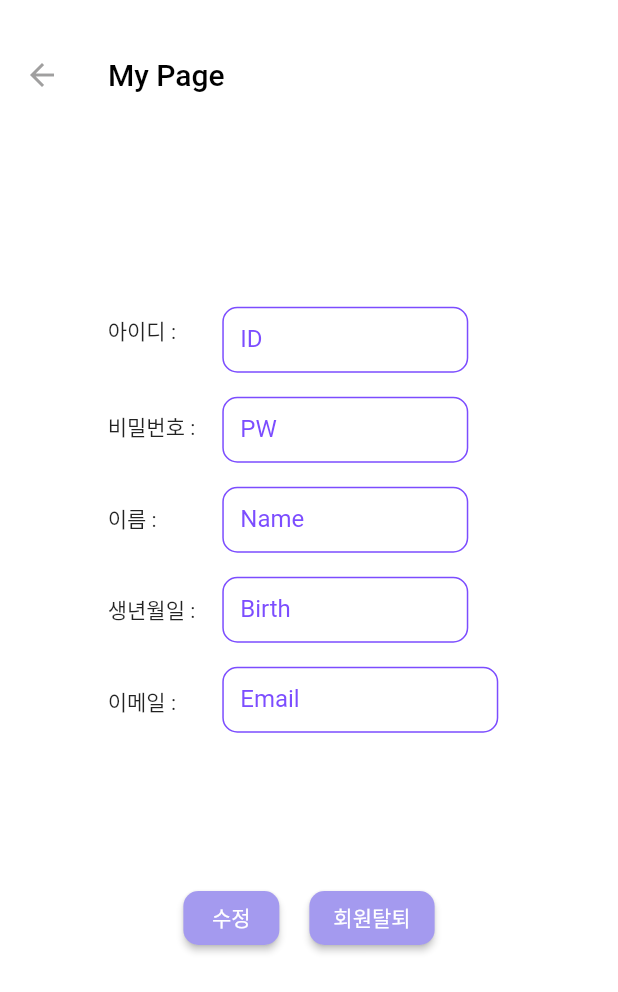
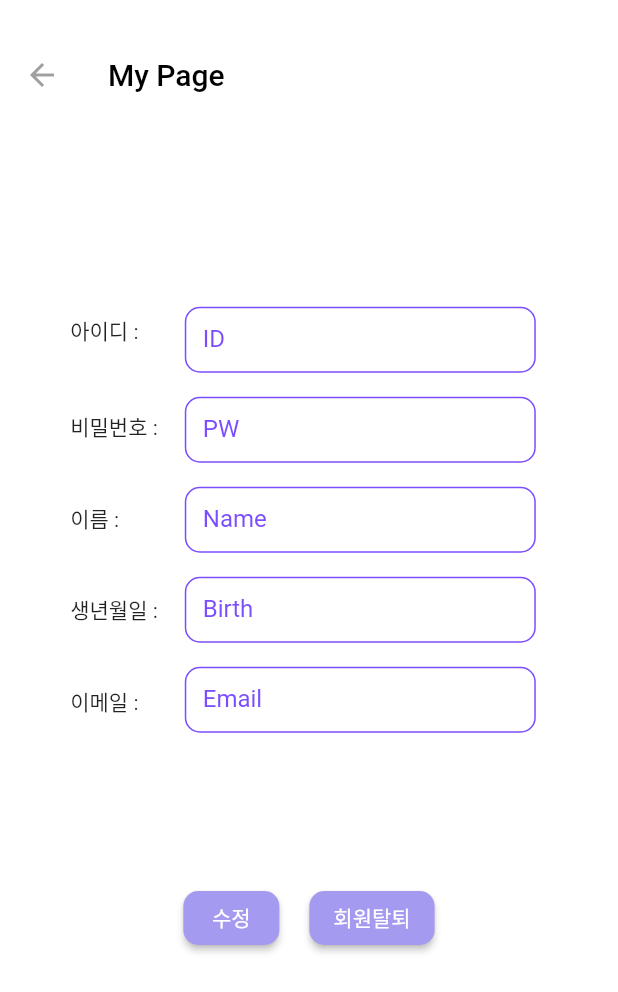
Before and after one commit to Team3Joe/smart_fitness_partner, a Flutter app: the MyPage screen opened by its route, on a phone screen of 412 x 824 dp. Shown: the top 992 px of the screen. Run offline on Flutter 3.47's test engine with Material 2 defaults, Android fonts, the phone set to English and light mode, and no system bars; our stand-ins replace card_loading, chat_bubbles, easy_splash_screen, fl_chart, get, google_maps_flutter and 3 more; missing offline and left inert: animated_card, favorite_button, reveal_card; accounts and stored records are empty; network calls fail.

Commit message:
마이페이지 사이즈조절

```diff
--- a/korean_fitness/lib/Setting/mypage.dart
+++ b/korean_fitness/lib/Setting/mypage.dart
@@ -107,7 +107,7 @@ class _MyPageState extends State<MyPage> {
                     crossAxisAlignment: CrossAxisAlignment.start,
                     children: [
                       SizedBox(
-                        width: 180,
+                        width: 250,
                         height: 60,
                         child: Padding(
                             padding: const EdgeInsets.all(8.0),
@@ -140,7 +140,7 @@ class _MyPageState extends State<MyPage> {
                             )),
                       ),
                       SizedBox(
-                        width: 180,
+                        width: 250,
                         height: 60,
                         child: Padding(
                             padding: const EdgeInsets.all(8.0),
@@ -172,7 +172,7 @@ class _MyPageState extends State<MyPage> {
                             )),
                       ),
                       SizedBox(
-                        width: 180,
+                        width: 250,
                         height: 60,
                         child: Padding(
                             padding: const EdgeInsets.all(8.0),
@@ -204,7 +204,7 @@ class _MyPageState extends State<MyPage> {
                             )),
                       ),
                       SizedBox(
-                        width: 180,
+                        width: 250,
                         height: 60,
                         child: Padding(
                             padding: const EdgeInsets.all(8.0),
@@ -236,7 +236,7 @@ class _MyPageState extends State<MyPage> {
                             )),
                       ),
                       SizedBox(
-                        width: 200,
+                        width: 250,
                         height: 60,
                         child: Padding(
                             padding: const EdgeInsets.all(8.0),
```
